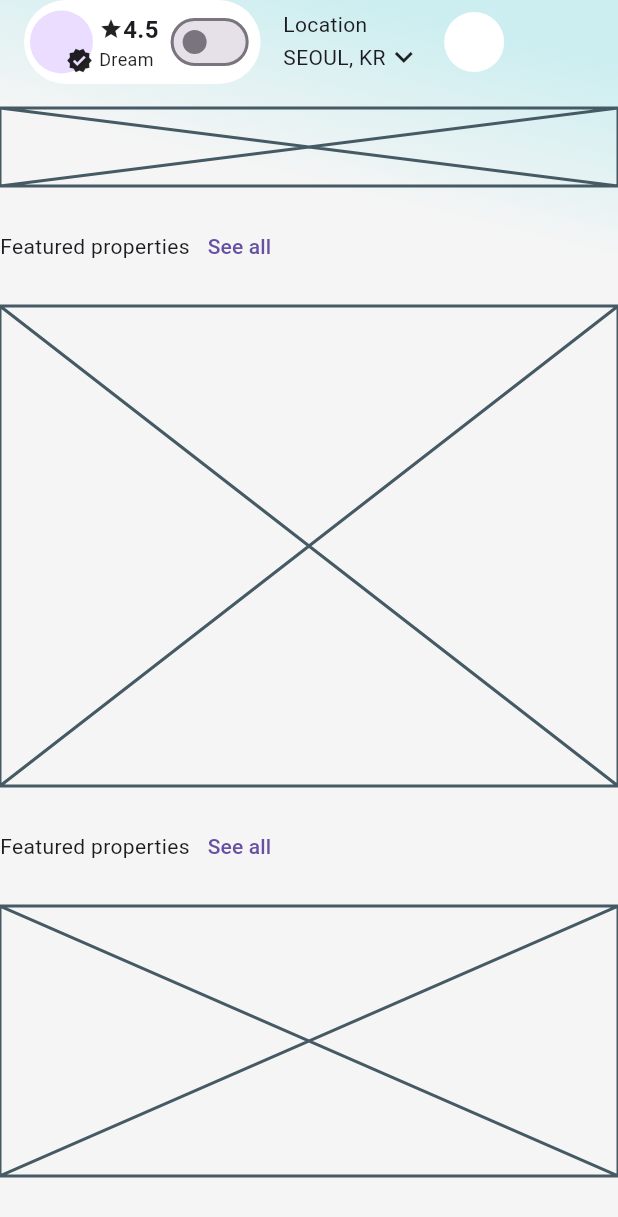
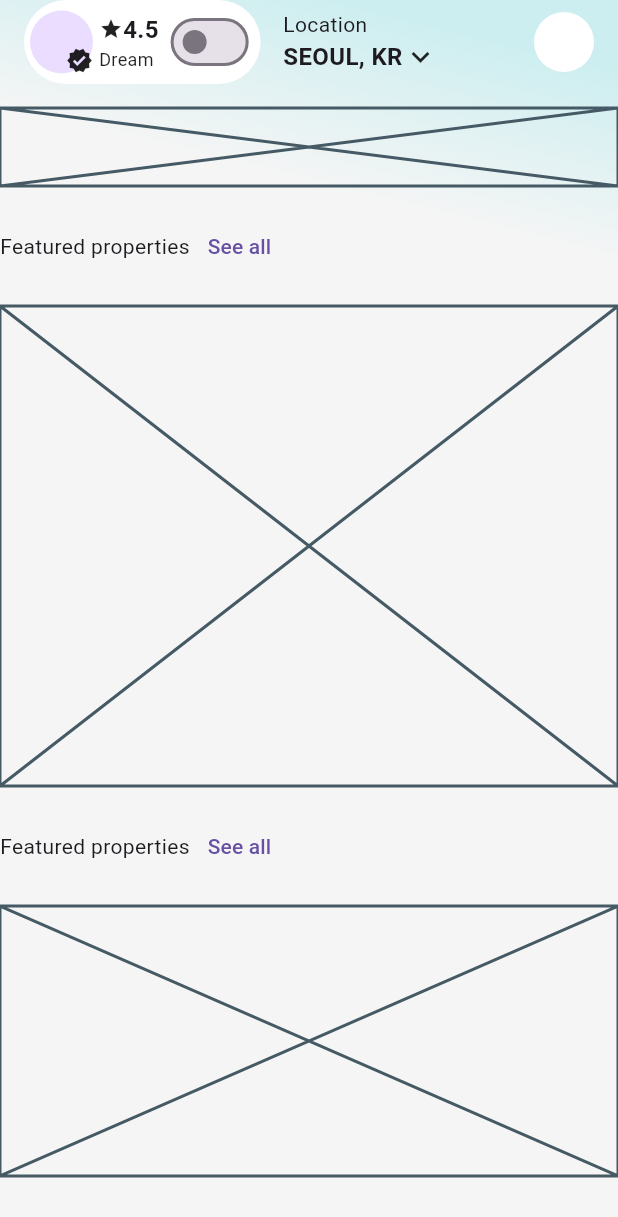
Before and after one commit to JAICHANGPARK/flutter_notebook_chapter_49, a Flutter app: the RealEstateHomePage screen opened directly, on a phone screen of 412 x 824 dp. Shown: the top 1217 px of the screen. Run offline on Flutter 3.47's test engine with Material 3 defaults, Android fonts, the phone set to English and light mode, and no system bars; our stand-ins replace dots_indicator, gap, google_fonts.

Commit message:
Update real_estate_home_page.dart

```diff
--- a/lib/ep2472_real_estate_app/ui/real_estate_home_page.dart
+++ b/lib/ep2472_real_estate_app/ui/real_estate_home_page.dart
@@ -80,10 +80,13 @@ class _RealEstateHomePageState extends State<RealEstateHomePage> {
                                       ),
                                     ],
                                   ),
-                                  Text("Dream",style: TextStyle(
-                                    fontSize: 12,
-                                    color: Colors.black87
-                                  ),),
+                                  Text(
+                                    "Dream",
+                                    style: TextStyle(
+                                      fontSize: 12,
+                                      color: Colors.black87,
+                                    ),
+                                  ),
                                 ],
                               ),
                               Switch.adaptive(
@@ -103,12 +106,17 @@ class _RealEstateHomePageState extends State<RealEstateHomePage> {
                             Text("Location"),
                             Row(
                               children: [
-                                Text("SEOUL, KR"),
+                                Text(
+                                  "SEOUL, KR",
+                                  style: TextStyle(fontWeight: FontWeight.bold,
+                                  fontSize: 16),
+                                ),
                                 Icon(Icons.keyboard_arrow_down),
                               ],
                             ),
                           ],
                         ),
+                        Spacer(),
                         CircleAvatar(backgroundColor: Colors.white),
                       ],
                     ),
```
